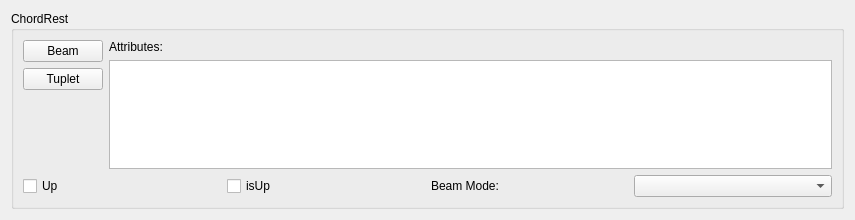
Old version of the form mscore/mscore/chordrest.ui in the repository musescore/musescore-old.
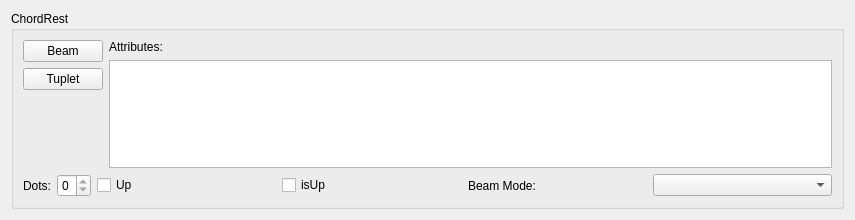
New version of the form.

Diff of the .ui file:
```diff
--- a/mscore/mscore/chordrest.ui
+++ b/mscore/mscore/chordrest.ui
@@ -71,15 +71,38 @@
         <property name="leftMargin" >
          <number>0</number>
         </property>
-        <property name="topMargin" >
-         <number>0</number>
-        </property>
-        <property name="rightMargin" >
-         <number>0</number>
-        </property>
-        <property name="bottomMargin" >
-         <number>0</number>
-        </property>
+        <item>
+         <widget class="QLabel" name="label_3" >
+          <property name="sizePolicy" >
+           <sizepolicy vsizetype="Preferred" hsizetype="Fixed" >
+            <horstretch>0</horstretch>
+            <verstretch>0</verstretch>
+           </sizepolicy>
+          </property>
+          <property name="text" >
+           <string>Dots:</string>
+          </property>
+          <property name="alignment" >
+           <set>Qt::AlignRight|Qt::AlignTrailing|Qt::AlignVCenter</set>
+          </property>
+         </widget>
+        </item>
+        <item>
+         <widget class="QSpinBox" name="dots" >
+          <property name="sizePolicy" >
+           <sizepolicy vsizetype="Fixed" hsizetype="Maximum" >
+            <horstretch>0</horstretch>
+            <verstretch>0</verstretch>
+           </sizepolicy>
+          </property>
+          <property name="readOnly" >
+           <bool>true</bool>
+          </property>
+          <property name="maximum" >
+           <number>3</number>
+          </property>
+         </widget>
+        </item>
         <item>
          <widget class="QCheckBox" name="upFlag" >
           <property name="text" >
```
Left out of the diff: 4 changed lines with no effect on the pictures.
